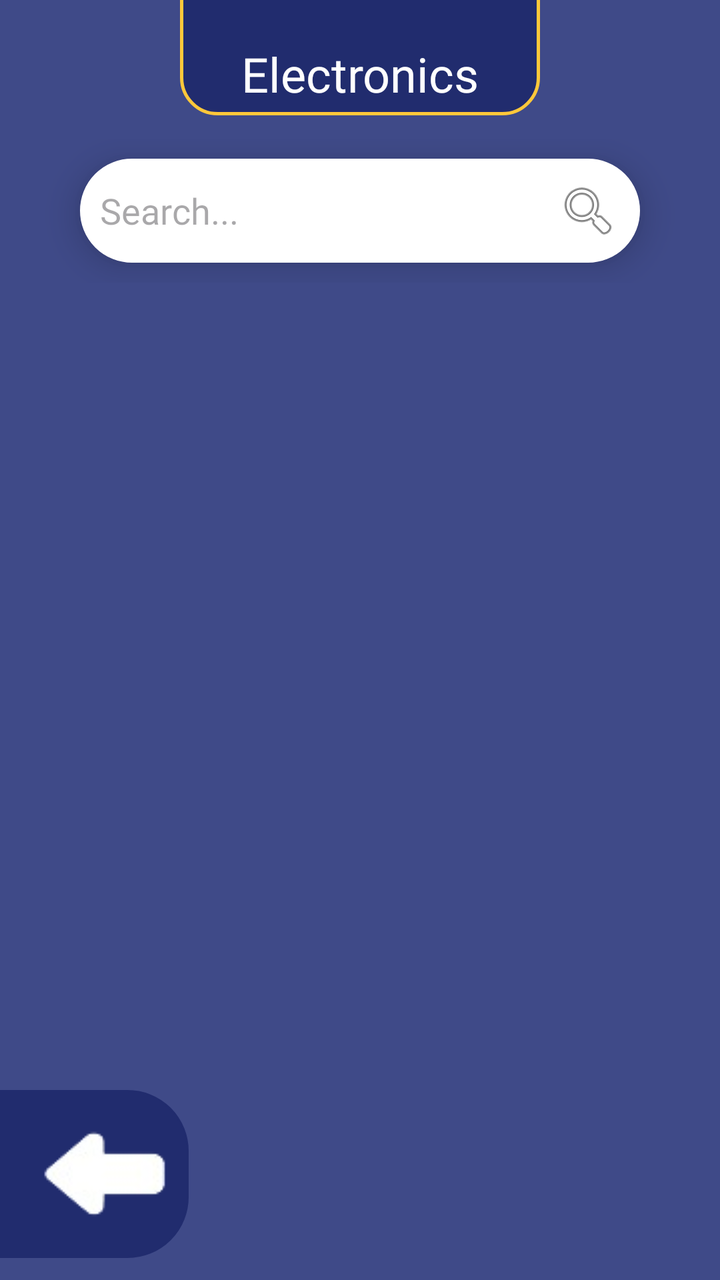
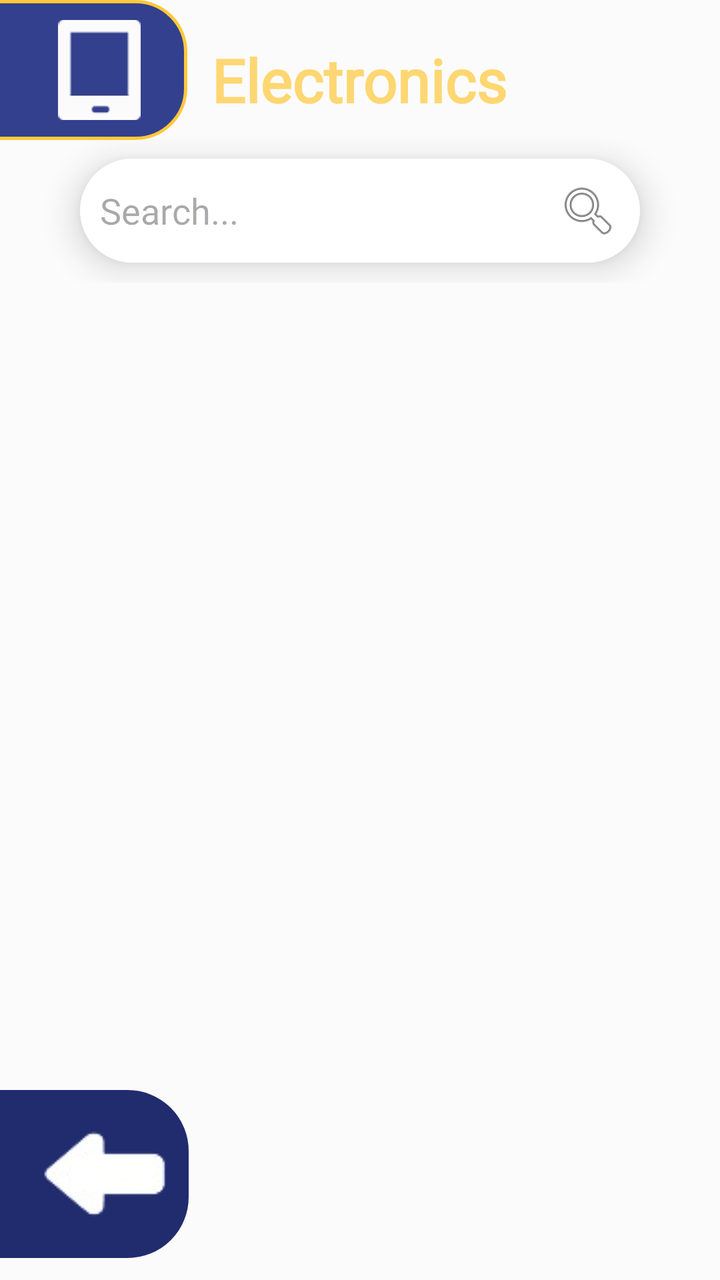

The first picture is an Android layout as it rendered before a commit; the second is the same layout after the commit. The layout source and the unified diff follow.
<!-- AndroidManifest.xml: application theme Theme.LostAndFound -->
<!-- res/layout/activity_electronics.xml -->
<?xml version="1.0" encoding="utf-8"?>
<androidx.constraintlayout.widget.ConstraintLayout xmlns:android="http://schemas.android.com/apk/res/android"
    xmlns:app="http://schemas.android.com/apk/res-auto"
    xmlns:tools="http://schemas.android.com/tools"
    android:id="@+id/main"
    android:background="#3F4A88"
    android:layout_width="match_parent"
    android:layout_height="match_parent"
    android:fitsSystemWindows="false"
    tools:context="activities.lostandfound.student_filters.Electronics">


    <TextView
        android:id="@+id/TV_EmptyState"
        android:layout_width="wrap_content"
        android:layout_height="wrap_content"
        android:fontFamily="@font/konkhmer"
        android:text="There are currently no lost items post"
        android:textColor="@color/white"
        android:visibility="gone"
        android:textSize="16sp"
        app:layout_constraintBottom_toBottomOf="parent"
        app:layout_constraintEnd_toEndOf="parent"
        app:layout_constraintHorizontal_bias="0.495"
        app:layout_constraintStart_toStartOf="parent"
        app:layout_constraintTop_toTopOf="parent"
        app:layout_constraintVertical_bias="0.499" />

    <androidx.recyclerview.widget.RecyclerView
        android:id="@+id/RV_LatestPosts"
        android:layout_width="match_parent"
        android:layout_height="match_parent"
        android:layout_marginStart="20dp"
        android:layout_marginTop="185dp"
        android:layout_marginEnd="20dp"
        app:layout_constraintBottom_toBottomOf="parent"
        app:layout_constraintEnd_toEndOf="parent"
        app:layout_constraintHorizontal_bias="0.0"
        app:layout_constraintStart_toStartOf="parent"
        app:layout_constraintTop_toTopOf="parent"
        app:layout_constraintVertical_bias="0.0"
        tools:listitem="@layout/lost_item_" />


    <TextView
        android:id="@+id/textView15"
        android:layout_width="match_parent"
        android:layout_height="wrap_content"
        android:layout_marginStart="90dp"
        android:layout_marginTop="-30dp"
        android:layout_marginEnd="90dp"
        android:layout_marginBottom="12dp"
        android:background="@drawable/border"
        android:fontFamily="@font/konkhmer"
        android:gravity="center"
        android:paddingTop="50dp"
        android:text="Electronics"
        android:textColor="@color/white"
        android:textSize="24sp"
        app:layout_constraintBottom_toTopOf="@+id/linearLayout"
        app:layout_constraintEnd_toEndOf="parent"
        app:layout_constraintHorizontal_bias="0.0"
        app:layout_constraintStart_toStartOf="parent"
        app:layout_constraintTop_toTopOf="parent"
        app:layout_constraintVertical_bias="0.466" />

    <LinearLayout
        android:id="@+id/linearLayout"
        android:layout_width="match_parent"
        android:layout_height="wrap_content"
        android:orientation="vertical"
        app:layout_constraintBottom_toBottomOf="parent"
        app:layout_constraintEnd_toEndOf="parent"
        app:layout_constraintHorizontal_bias="0.0"
        app:layout_constraintStart_toStartOf="parent"
        app:layout_constraintTop_toTopOf="parent"
        app:layout_constraintVertical_bias="0.122">

        <EditText
            android:id="@+id/ET_SearchElectronic"
            android:layout_width="match_parent"
            android:layout_height="wrap_content"
            android:layout_marginStart="40dp"
            android:layout_marginTop="10dp"
            android:layout_marginEnd="40dp"
            android:layout_marginBottom="10dp"
            android:background="@drawable/rounded_border"
            android:drawableRight="@android:drawable/ic_menu_search"
            android:elevation="10dp"
            android:fontFamily="@font/konkhmer"
            android:hint="Search..."
            android:inputType="text"
            android:textSize="18sp" />
    </LinearLayout>

    <LinearLayout
        android:id="@+id/linearLayout2"
        android:layout_width="match_parent"
        android:layout_height="wrap_content"
        android:orientation="horizontal"
        app:layout_constraintBottom_toBottomOf="parent"
        app:layout_constraintEnd_toEndOf="parent"
        app:layout_constraintHorizontal_bias="0.0"
        app:layout_constraintStart_toStartOf="parent"
        app:layout_constraintTop_toTopOf="parent"
        app:layout_constraintVertical_bias="0.98">


        <ImageView
            android:id="@+id/IV_returnBtn"
            android:layout_width="wrap_content"
            android:layout_height="wrap_content"
            android:layout_marginStart="-30dp"
            android:background="@drawable/rounded_border"
            android:backgroundTint="#212C6E"
            android:paddingStart="50dp"
            android:src="@drawable/back_icon" />


    </LinearLayout>


</androidx.constraintlayout.widget.ConstraintLayout>
<!-- res/layout/lost_item_.xml (included above) -->
<?xml version="1.0" encoding="utf-8"?>
<androidx.cardview.widget.CardView xmlns:android="http://schemas.android.com/apk/res/android"
    android:layout_width="match_parent"
    android:layout_height="120dp"
    xmlns:app="http://schemas.android.com/apk/res-auto"
    app:cardElevation="8dp"
    app:cardCornerRadius="8dp"
    android:layout_margin="10dp">
    
    <LinearLayout
        android:layout_width="match_parent"
        android:layout_height="wrap_content"
        android:layout_marginVertical="6dp"
        android:orientation="horizontal">

        <androidx.cardview.widget.CardView
            android:layout_width="wrap_content"
            android:layout_height="match_parent"
            android:layout_marginEnd="10dp"
            android:layout_marginStart="10dp">

            <ImageView
                android:id="@+id/IV_photoicon"
                android:layout_width="128dp"
                android:layout_height="match_parent"
                android:src="@drawable/photo_placeholder"/>


        </androidx.cardview.widget.CardView>

        <RelativeLayout
            android:layout_width="wrap_content"
            android:layout_height="wrap_content">

            <TextView
                android:id="@+id/TV_Status"
                android:layout_width="wrap_content"
                android:layout_height="wrap_content"
                android:layout_alignParentEnd="true"
                android:layout_marginTop="75dp"
                android:layout_marginEnd="10dp"
                android:background="@drawable/found_border"
                android:fontFamily="@font/konkhmer"
                android:paddingStart="15dp"
                android:paddingEnd="15dp"
                android:text="Found"
                android:textColor="#51af51"
                android:textSize="16sp" />

            <LinearLayout
                android:layout_width="wrap_content"
                android:layout_height="wrap_content"
                android:layout_gravity="center_vertical"
                android:orientation="vertical">

                <TextView
                    android:includeFontPadding="false"
                    android:id="@+id/TV_Itemname"
                    android:layout_width="wrap_content"
                    android:layout_height="wrap_content"
                    android:fontFamily="@font/konkhmer"
                    android:text="Item Name"
                    android:textColor="@color/text_color"
                    android:textSize="23sp" />

                <TextView
                    android:id="@+id/TV_Place"
                    android:layout_width="wrap_content"
                    android:layout_height="wrap_content"
                    android:layout_marginTop="-15dp"
                    android:drawableLeft="@drawable/location_icon"
                    android:fontFamily="@font/konkhmer"
                    android:text="Place"
                    android:textColor="#D4D4D4"
                    android:textSize="15sp" />

                <TextView
                    android:id="@+id/TV_Date"
                    android:layout_width="wrap_content"
                    android:layout_height="wrap_content"
                    android:layout_marginTop="-11dp"
                    android:drawableLeft="@drawable/date_icon"
                    android:fontFamily="@font/konkhmer"
                    android:text="Date"
                    android:textColor="#D4D4D4"
                    android:textSize="15sp" />

            </LinearLayout>


        </RelativeLayout>

    </LinearLayout>

</androidx.cardview.widget.CardView>
<!-- resources referenced by this layout -->
<resources>
  <color name="text_color">#1C254E</color>
  <color name="white">#FFFFFFFF</color>
  <!-- drawable border (drawable) -->
  <?xml version="1.0" encoding="utf-8"?>
  <shape xmlns:android="http://schemas.android.com/apk/res/android"
      android:shape="rectangle">
      <solid android:color="#212C6E"/>
      <corners android:radius="18dp"/>
      <stroke android:width="1.5dp" android:color="@color/yellow"/>
      <padding android:top="5dp" android:bottom="5dp" android:left="5dp" android:right="5dp"/>
  </shape>
  <!-- drawable date_icon (drawable) -->
  <vector xmlns:android="http://schemas.android.com/apk/res/android" android:height="24dp" android:tint="#D4D4D4" android:viewportHeight="24" android:viewportWidth="24" android:width="24dp">
        
      <path android:fillColor="#D4D4D4" android:pathData="M9,11L7,11v2h2v-2zM13,11h-2v2h2v-2zM17,11h-2v2h2v-2zM19,4h-1L18,2h-2v2L8,4L8,2L6,2v2L5,4c-1.11,0 -1.99,0.9 -1.99,2L3,20c0,1.1 0.89,2 2,2h14c1.1,0 2,-0.9 2,-2L21,6c0,-1.1 -0.9,-2 -2,-2zM19,20L5,20L5,9h14v11z"/>
      
  </vector>
  <!-- drawable found_border (drawable) -->
  <?xml version="1.0" encoding="utf-8"?>
  <shape xmlns:android="http://schemas.android.com/apk/res/android"
      android:shape="rectangle">
      <solid android:color="#82ED82"/>
      <corners android:radius="8dp"/>
  </shape>
  <!-- drawable location_icon (drawable) -->
  <vector xmlns:android="http://schemas.android.com/apk/res/android"
      android:height="24dp"
      android:tint="#D4D4D4" android:viewportHeight="960" android:viewportWidth="960" android:width="24dp">
        
      <path android:fillColor="#D4D4D4"
          android:pathData="M480,480Q513,480 536.5,456.5Q560,433 560,400Q560,367 536.5,343.5Q513,320 480,320Q447,320 423.5,343.5Q400,367 400,400Q400,433 423.5,456.5Q447,480 480,480ZM480,774Q602,662 661,570.5Q720,479 720,408Q720,299 650.5,229.5Q581,160 480,160Q379,160 309.5,229.5Q240,299 240,408Q240,479 299,570.5Q358,662 480,774ZM480,880Q319,743 239.5,625.5Q160,508 160,408Q160,258 256.5,169Q353,80 480,80Q607,80 703.5,169Q800,258 800,408Q800,508 720.5,625.5Q641,743 480,880ZM480,400Q480,400 480,400Q480,400 480,400Q480,400 480,400Q480,400 480,400Q480,400 480,400Q480,400 480,400Q480,400 480,400Q480,400 480,400Z"/>
      
  </vector>
  <!-- drawable rounded_border (drawable) -->
  <?xml version="1.0" encoding="utf-8"?>
  <shape xmlns:android="http://schemas.android.com/apk/res/android"
      android:shape="rectangle">
      <solid android:color="#ffffff"/>
      <corners android:radius="30dp"/>
      <stroke android:width="1dp" android:color="@color/white"/>
      <padding android:top="10dp" android:bottom="10dp" android:left="10dp" android:right="10dp"/>
  </shape>
  <style name="Theme.LostAndFound" parent="Base.Theme.LostAndFound" />
  <color name="yellow">#FFC83A</color>
  <style name="Base.Theme.LostAndFound" parent="Theme.Material3.DayNight.NoActionBar">
          
          
              <item name="drawerArrowStyle">@style/DrawerIcon</item>
      </style>
  <style name="DrawerIcon" parent="Widget.AppCompat.DrawerArrowToggle">
          <item name="color">@color/white</item>
      </style>
  <!-- unchanged entries left out for length: 2 -->
</resources>

<!-- the commit's change to res/layout/activity_electronics.xml (unified diff, before → after) -->
@@ -3,7 +3,7 @@
     xmlns:app="http://schemas.android.com/apk/res-auto"
     xmlns:tools="http://schemas.android.com/tools"
     android:id="@+id/main"
-    android:background="#3F4A88"
+    android:background="#FBFBFB"
     android:layout_width="match_parent"
     android:layout_height="match_parent"
     android:fitsSystemWindows="false"
@@ -44,25 +44,20 @@
 
     <TextView
         android:id="@+id/textView15"
-        android:layout_width="match_parent"
-        android:layout_height="wrap_content"
-        android:layout_marginStart="90dp"
-        android:layout_marginTop="-30dp"
-        android:layout_marginEnd="90dp"
-        android:layout_marginBottom="12dp"
-        android:background="@drawable/border"
+        android:layout_width="wrap_content"
+        android:layout_height="wrap_content"
         android:fontFamily="@font/konkhmer"
         android:gravity="center"
-        android:paddingTop="50dp"
         android:text="Electronics"
-        android:textColor="@color/white"
-        android:textSize="24sp"
+        android:textColor="#FED773"
+        android:textSize="30sp"
+        android:textStyle="bold"
         app:layout_constraintBottom_toTopOf="@+id/linearLayout"
         app:layout_constraintEnd_toEndOf="parent"
-        app:layout_constraintHorizontal_bias="0.0"
-        app:layout_constraintStart_toStartOf="parent"
-        app:layout_constraintTop_toTopOf="parent"
-        app:layout_constraintVertical_bias="0.466" />
+        app:layout_constraintHorizontal_bias="0.497"
+        app:layout_constraintStart_toStartOf="parent"
+        app:layout_constraintTop_toTopOf="parent"
+        app:layout_constraintVertical_bias="0.675" />
 
     <LinearLayout
         android:id="@+id/linearLayout"
@@ -119,6 +114,21 @@
 
     </LinearLayout>
 
+    <ImageView
+        android:id="@+id/imageView2"
+        android:layout_width="130dp"
+        android:layout_height="70dp"
+        android:layout_marginStart="-37dp"
+        android:background="@drawable/border"
+        android:paddingStart="47dp"
+        app:layout_constraintBottom_toTopOf="@+id/linearLayout"
+        app:layout_constraintEnd_toStartOf="@+id/textView15"
+        app:layout_constraintHorizontal_bias="0.0"
+        app:layout_constraintStart_toStartOf="parent"
+        app:layout_constraintTop_toTopOf="parent"
+        app:layout_constraintVertical_bias="0.551"
+        app:srcCompat="@drawable/electronics_icon_filter" />
+
 
 </androidx.constraintlayout.widget.ConstraintLayout>
 <!-- res/layout/lost_item_.xml (included above) -->
<!-- resource entries referenced after the edit -->
@@ -6,10 +6,10 @@
   <?xml version="1.0" encoding="utf-8"?>
   <shape xmlns:android="http://schemas.android.com/apk/res/android"
       android:shape="rectangle">
-      <solid android:color="#212C6E"/>
-      <corners android:radius="18dp"/>
+      <solid android:color="#33408E"/>
+      <corners android:radius="25dp"/>
       <stroke android:width="1.5dp" android:color="@color/yellow"/>
-      <padding android:top="5dp" android:bottom="5dp" android:left="5dp" android:right="5dp"/>
+      <padding android:top="10dp" android:bottom="10dp" android:left="5dp" android:right="5dp"/>
   </shape>
   <!-- drawable date_icon (drawable) -->
   <vector xmlns:android="http://schemas.android.com/apk/res/android" android:height="24dp" android:tint="#D4D4D4" android:viewportHeight="24" android:viewportWidth="24" android:width="24dp">
@@ -17,6 +17,7 @@
       <path android:fillColor="#D4D4D4" android:pathData="M9,11L7,11v2h2v-2zM13,11h-2v2h2v-2zM17,11h-2v2h2v-2zM19,4h-1L18,2h-2v2L8,4L8,2L6,2v2L5,4c-1.11,0 -1.99,0.9 -1.99,2L3,20c0,1.1 0.89,2 2,2h14c1.1,0 2,-0.9 2,-2L21,6c0,-1.1 -0.9,-2 -2,-2zM19,20L5,20L5,9h14v11z"/>
       
   </vector>
+  <!-- drawable electronics_icon_filter: png bitmap (drawable, 632 bytes) -->
   <!-- drawable found_border (drawable) -->
   <?xml version="1.0" encoding="utf-8"?>
   <shape xmlns:android="http://schemas.android.com/apk/res/android"
